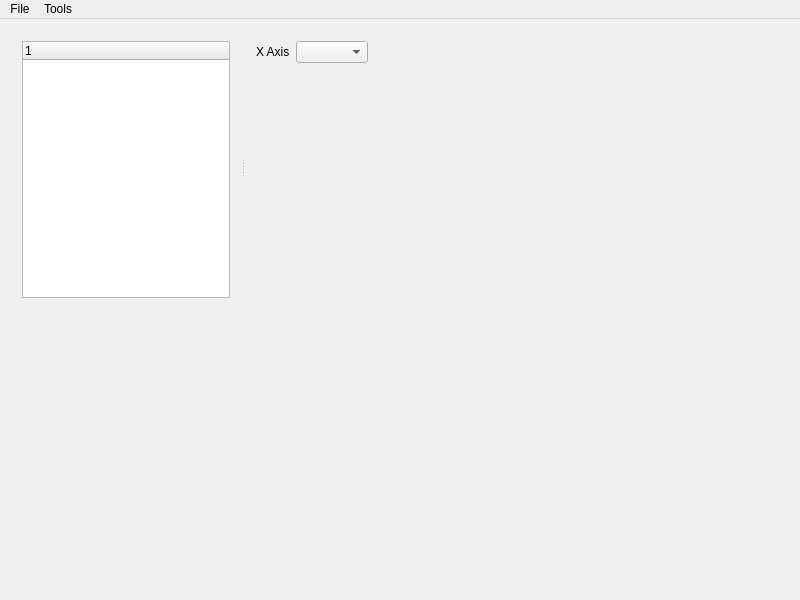
Before: the Qt Designer form mainwindow.ui in SuWeipeng/ArduPilotLog, drawn with Qt 5.
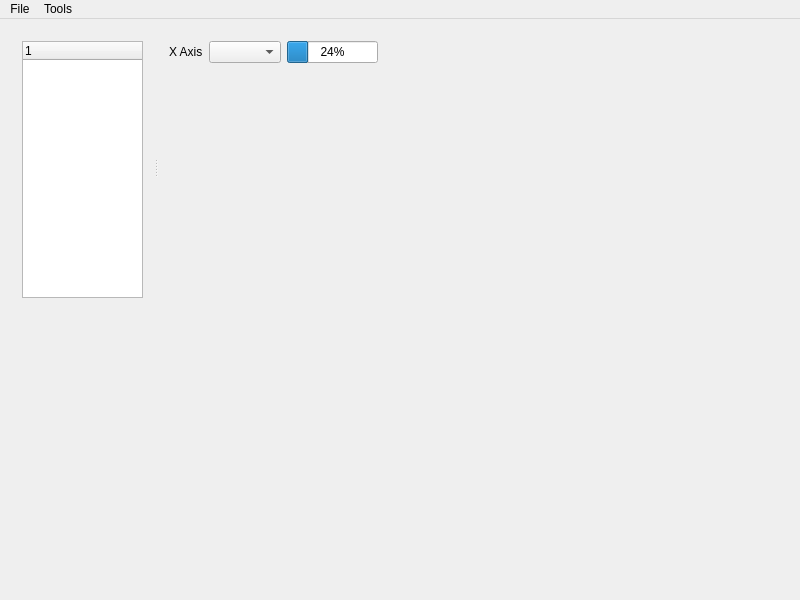
After: the same form once the commit is applied. Icons and pictures are not drawn. Custom widgets are drawn as their Qt base class.

Commit message: 用 QT 多线程防止打开 Log 过程中界面卡住不动

Patch:
```diff
--- a/mainwindow.ui
+++ b/mainwindow.ui
@@ -101,6 +101,13 @@
              </property>
             </spacer>
            </item>
+           <item>
+            <widget class="QProgressBar" name="progressBar">
+             <property name="value">
+              <number>24</number>
+             </property>
+            </widget>
+           </item>
           </layout>
          </item>
          <item>
```
The commit also changes 6 other files.
